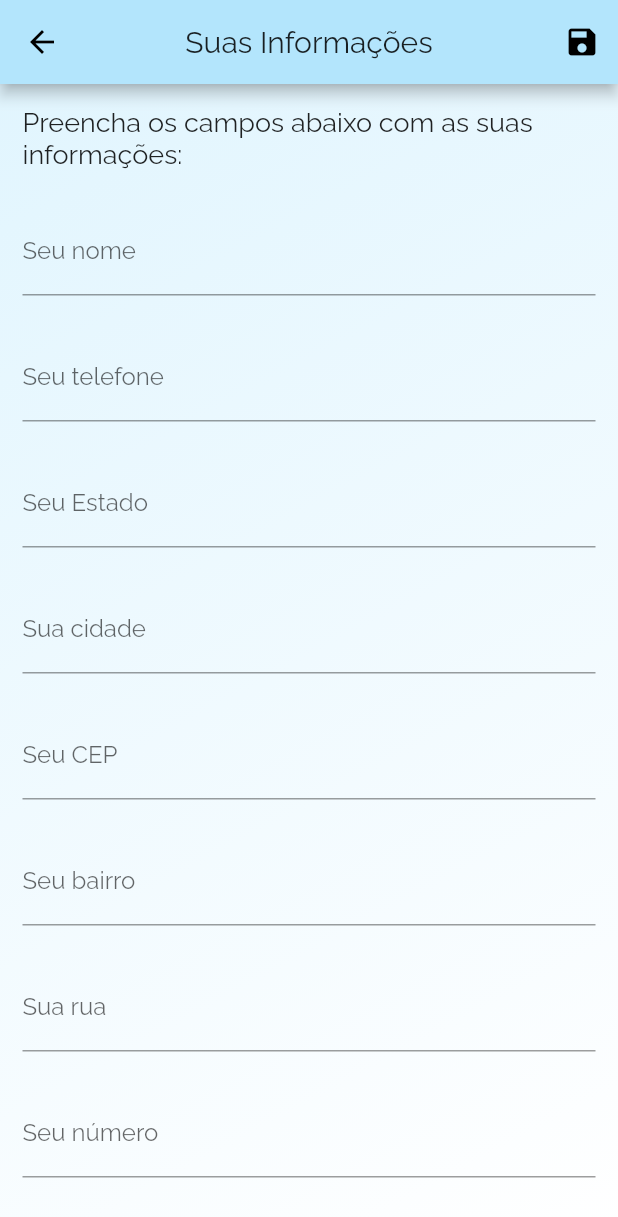
After one commit to Startup-VIP-CUSTOM/VIP-Custom-Cliente, a Flutter app: the ComplementationScreen screen opened by its route, on a phone screen of 412 x 824 dp. The commit adds this screen. Shown: the top 1217 px of the screen. Run offline on Flutter 3.47's test engine with Material 2 defaults, Android fonts, the phone set to English and light mode, and no system bars; our stand-ins replace shared_preferences; accounts and stored records are empty.

Commit message:
Atualização

```diff
--- /dev/null
+++ b/lib/providers/client.dart
@@ -0,0 +1,142 @@
+import 'dart:convert';
+
+import 'package:VipCustom/exceptions/http_exeption.dart';
+import 'package:VipCustom/utils/constants.dart';
+import 'package:flutter/foundation.dart';
+import 'package:http/http.dart' as http;
+
+class Client with ChangeNotifier {
+  final String id;
+  final String name;
+  final String fone;
+  final String estado;
+  final String cidade;
+  final String cep;
+  final String bairro;
+  final String rua;
+  final String numero;
+
+  Client({
+    this.id,
+    @required this.name,
+    @required this.fone,
+    @required this.estado,
+    @required this.cidade,
+    @required this.cep,
+    @required this.bairro,
+    @required this.rua,
+    @required this.numero,
+  });
+}
+
+class Clients with ChangeNotifier {
+  final String _baseUrl = '${Constants.BASE_API_URL}/clients';
+  List<Client> _items = [];
+  String _token;
+  String _userId;
+
+  Clients([this._token, this._userId, this._items = const []]);
+
+  List<Client> get items => [..._items];
+
+  int get itemsCount {
+    return _items.length;
+  }
+
+  Future<void> addClient(Client newClient) async {
+    final response = await http.post(
+      "$_baseUrl.json?auth=$_token",
+      body: json.encode({
+        'id': newClient.id,
+        'name': newClient.name,
+        'fone': newClient.fone,
+        'estado': newClient.estado,
+        'cidade': newClient.cidade,
+        'cep': newClient.cep,
+        'bairro': newClient.bairro,
+        'rua': newClient.rua,
+        'numero': newClient.numero,
+      }),
+    );
+
+    print(json.decode(response.body)['name']);
+
+    _items.add(Client(
+      id: json.decode(response.body)['name'],
+      name: newClient.name,
+      fone: newClient.fone,
+      estado: newClient.estado,
+      cidade: newClient.cidade,
+      cep: newClient.cep,
+      bairro: newClient.bairro,
+      rua: newClient.rua,
+      numero: newClient.numero,
+    ));
+    notifyListeners();
+  }
+
+  Future<void> loadClients() async {
+    final response = await http.get('$_baseUrl/$_userId.json?auth=$_token');
+    Map<String, dynamic> data = json.decode(response.body);
+
+    _items.clear();
+    if (data != null) {
+      data.forEach((clientId, clientData) {
+        _items.add(Client(
+          id: clientId,
+          name: clientData['name'],
+          fone: clientData['fone'],
+          estado: clientData['estado'],
+          cidade: clientData['cidade'],
+          cep: clientData['cep'],
+          bairro: clientData['bairro'],
+          rua: clientData['rua'],
+          numero: clientData['numero'],
+        ));
+      });
+      notifyListeners();
+    }
+    return Future.value();
+  }
+
+  Future<void> updateClient(Client client) async {
+    if (client == null || client.id == null) {
+      return;
+    }
+
+    final index = _items.indexWhere((prod) => prod.id == client.id);
+    if (index >= 0) {
+      await http.patch(
+        "$_baseUrl/$_userId.json?auth=$_token",
+        body: json.encode({
+          'estado': client.estado,
+          'cidade': client.cidade,
+          'cep': client.cep,
+          'bairro': client.bairro,
+          'rua': client.rua,
+          'numero': client.numero,
+        }),
+      );
+      _items[index] = client;
+      notifyListeners();
+    }
+  }
+
+  Future<void> deleteclient(String id) async {
+    final index = _items.indexWhere((prod) => prod.id == id);
+    if (index >= 0) {
+      final order = _items[index];
+      _items.remove(order);
+      notifyListeners();
+
+      final response =
+          await http.delete("$_baseUrl/$_userId.json?auth=$_token");
+
+      if (response.statusCode >= 400) {
+        _items.insert(index, order);
+        notifyListeners();
+        throw HttpException('Ocorreu um erro na exclusão do produto.');
+      }
+    }
+  }
+}
--- a/lib/utils/app_routes.dart
+++ b/lib/utils/app_routes.dart
@@ -3,4 +3,5 @@ class AppRoutes {
   static const HOME = '/home';
   static const CUSTOMIZATION_SCREEN = '/customization-screen';
   static const CONFIRMATION_SCREEN = '/confirmation-screen';
+  static const COMPLEMENTATION_SCREEN = '/complementation-screen';
 }
--- /dev/null
+++ b/lib/views/complementation_screen.dart
@@ -0,0 +1,212 @@
+import 'package:VipCustom/providers/client.dart';
+import 'package:VipCustom/utils/app_routes.dart';
+import 'package:flutter/material.dart';
+import 'package:provider/provider.dart';
+
+class ComplementationScreen extends StatefulWidget {
+  @override
+  _ComplementationScreenState createState() => _ComplementationScreenState();
+}
+
+class _ComplementationScreenState extends State<ComplementationScreen> {
+  final _form = GlobalKey<FormState>();
+  final _formClients = Map<String, Object>();
+  bool _isLoading = false;
+
+  @override
+  void didChangeDependencies() {
+    super.didChangeDependencies();
+
+    if (_formClients.isEmpty) {
+      final client = ModalRoute.of(context).settings.arguments as Client;
+
+      if (client != null) {
+        _formClients['id'] = client.id;
+        _formClients['name'] = client.name;
+        _formClients['fone'] = client.fone;
+        _formClients['estado'] = client.estado;
+        _formClients['cidade'] = client.cidade;
+        _formClients['cep'] = client.cep;
+        _formClients['bairro'] = client.bairro;
+        _formClients['rua'] = client.rua;
+        _formClients['numero'] = client.numero;
+      }
+    }
+  }
+
+  Future<void> _saveForm() async {
+    bool isValid = _form.currentState.validate();
+
+    if (!isValid) {
+      return;
+    }
+
+    _form.currentState.save();
+
+    final order = Client(
+      id: _formClients['id'],
+      name: _formClients['name'],
+      fone: _formClients['fone'],
+      estado: _formClients['estado'],
+      cidade: _formClients['cidade'],
+      cep: _formClients['cep'],
+      bairro: _formClients['bairro'],
+      rua: _formClients['rua'],
+      numero: _formClients['numero'],
+    );
+
+    setState(() {
+      _isLoading = true;
+    });
+
+    final orders = Provider.of<Clients>(context, listen: false);
+
+    try {
+      orders.addClient(order);
+      print('id: ${_formClients['id']}');
+      print('nome: ${_formClients['name']}');
+      print('telefone: ${_formClients['fone']}');
+      print('estado: ${_formClients['estado']}');
+      print('cidade: ${_formClients['cidade']}');
+      print('cep: ${_formClients['cep']}');
+      print('bairro: ${_formClients['bairro']}');
+      print('rua: ${_formClients['rua']}');
+      print('número: ${_formClients['numero']}');
+      await showDialog<Null>(
+        context: context,
+        builder: (ctx) => AlertDialog(
+          title: Text('Informações alteradas com sucessor!'),
+          content: Text(
+              'Suas informações foram alteradas e cadastradas com sucesso!'),
+          actions: <Widget>[
+            FlatButton(
+              child: Text('Fechar'),
+              onPressed: () => Navigator.of(context).pop(),
+            ),
+          ],
+        ),
+      );
+    } catch (error) {
+      await showDialog<Null>(
+        context: context,
+        builder: (ctx) => AlertDialog(
+          title: Text('Ocorreu um erro!'),
+          content: Text('Ocorreu um erro ao salvar o produto!'),
+          actions: <Widget>[
+            FlatButton(
+              child: Text('Fechar'),
+              onPressed: () => Navigator.of(context).pop(),
+            ),
+          ],
+        ),
+      );
+    } finally {
+      setState(() {
+        _isLoading = false;
+      });
+    }
+  }
+
+  @override
+  Widget build(BuildContext context) {
+    //final deviceSize = MediaQuery.of(context).size;
+
+    return Scaffold(
+      appBar: AppBar(
+        title: Text('Suas Informações'),
+        backgroundColor: Colors.lightBlue[100],
+        centerTitle: true,
+        actions: <Widget>[
+          IconButton(
+            icon: Icon(Icons.save),
+            onPressed: () {
+              _saveForm();
+            },
+          ),
+        ],
+      ),
+      body: _isLoading
+          ? Center(
+              child: CircularProgressIndicator(),
+            )
+          : Container(
+              decoration: BoxDecoration(
+                gradient: LinearGradient(
+                  colors: [
+                    Colors.lightBlue[50],
+                    Colors.white,
+                  ],
+                  begin: Alignment.topLeft,
+                  end: Alignment.bottomRight,
+                ),
+              ),
+              child: Padding(
+                padding: EdgeInsets.all(15),
+                child: Form(
+                  key: _form,
+                  child: ListView(
+                    children: [
+                      Text(
+                        'Preencha os campos abaixo com as suas informações:',
+                        style: TextStyle(fontSize: 18),
+                      ),
+                      SizedBox(height: 25),
+                      TextFormField(
+                        initialValue: _formClients['name'],
+                        decoration: InputDecoration(labelText: 'Seu nome'),
+                        keyboardType: TextInputType.name,
+                        onSaved: (value) => _formClients['name'] = value,
+                      ),
+                      SizedBox(height: 25),
+                      TextFormField(
+                        initialValue: _formClients['fone'],
+                        decoration: InputDecoration(labelText: 'Seu telefone'),
+                        keyboardType: TextInputType.phone,
+                        onSaved: (value) => _formClients['fone'] = value,
+                      ),
+                      SizedBox(height: 25),
+                      TextFormField(
+                        initialValue: _formClients['estado'],
+                        decoration: InputDecoration(labelText: 'Seu Estado'),
+                        onSaved: (value) => _formClients['estado'] = value,
+                      ),
+                      SizedBox(height: 25),
+                      TextFormField(
+                        initialValue: _formClients['cidade'],
+                        decoration: InputDecoration(labelText: 'Sua cidade'),
+                        onSaved: (value) => _formClients['cidade'] = value,
+                      ),
+                      SizedBox(height: 25),
+                      TextFormField(
+                        initialValue: _formClients['cep'],
+                        decoration: InputDecoration(labelText: 'Seu CEP'),
+                        keyboardType: TextInputType.number,
+                        onSaved: (value) => _formClients['cep'] = value,
+                      ),
+                      SizedBox(height: 25),
+                      TextFormField(
+                        initialValue: _formClients['bairro'],
+                        decoration: InputDecoration(labelText: 'Seu bairro'),
+                        onSaved: (value) => _formClients['bairro'] = value,
+                      ),
+                      SizedBox(height: 25),
+                      TextFormField(
+                        initialValue: _formClients['rua'],
+                        decoration: InputDecoration(labelText: 'Sua rua'),
+                        onSaved: (value) => _formClients['rua'] = value,
+                      ),
+                      SizedBox(height: 25),
+                      TextFormField(
+                        initialValue: _formClients['numero'],
+                        decoration: InputDecoration(labelText: 'Seu número'),
+                        keyboardType: TextInputType.number,
+                        onSaved: (value) => _formClients['numero'] = value,
+                      ),
+                    ],
+                  ),
+                ),
+              ),
+            ),
+    );
+  }
+}
--- a/lib/views/customization_screen.dart
+++ b/lib/views/customization_screen.dart
@@ -485,6 +485,7 @@ class _CustomizationScreenState extends State<CustomizationScreen> {
                       ),
                       SizedBox(height: 25),
                       TextFormField(
+                        initialValue: _formOrders['description'],
                         decoration: InputDecoration(
                             labelText: 'Descrição do seu produto'),
                         maxLines: 5,
```
Also changed, not shown: lib/main.dart (+11 -0 lines), lib/providers/mail.dart (deleted, +0 -133 lines), lib/views/main_app.dart (+7 -0 lines).
